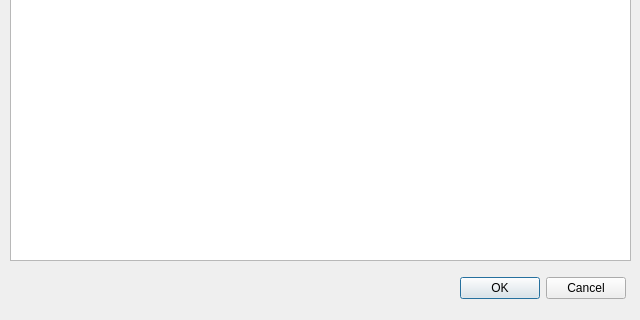
The window that editdialog.ui (ikukishev/figures) describes before a commit, drawn with Qt 5; both pictures show x 0 to 640 and y 160 to 480 of the 640 by 480 pixel window.
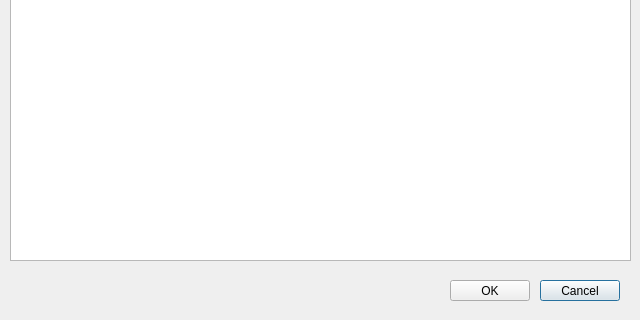
The same window after the commit.

Diff of the .ui file:
```diff
--- a/editdialog.ui
+++ b/editdialog.ui
@@ -28,22 +28,6 @@
   <property name="modal">
    <bool>false</bool>
   </property>
-  <widget class="QDialogButtonBox" name="buttonBox">
-   <property name="geometry">
-    <rect>
-     <x>15</x>
-     <y>432</y>
-     <width>611</width>
-     <height>32</height>
-    </rect>
-   </property>
-   <property name="orientation">
-    <enum>Qt::Horizontal</enum>
-   </property>
-   <property name="standardButtons">
-    <set>QDialogButtonBox::Cancel|QDialogButtonBox::Ok</set>
-   </property>
-  </widget>
   <widget class="QPlainTextEdit" name="plainTextEdit">
    <property name="geometry">
     <rect>
@@ -62,6 +46,32 @@
     <string notr="true">text-indent: 1.5em;</string>
    </property>
   </widget>
+  <widget class="QPushButton" name="pushButton">
+   <property name="geometry">
+    <rect>
+     <x>540</x>
+     <y>440</y>
+     <width>80</width>
+     <height>21</height>
+    </rect>
+   </property>
+   <property name="text">
+    <string>Cancel</string>
+   </property>
+  </widget>
+  <widget class="QPushButton" name="pushButton_2">
+   <property name="geometry">
+    <rect>
+     <x>450</x>
+     <y>440</y>
+     <width>80</width>
+     <height>21</height>
+    </rect>
+   </property>
+   <property name="text">
+    <string>OK</string>
+   </property>
+  </widget>
  </widget>
  <resources/>
  <connections>
```
Left out of the diff: 35 changed lines with no effect on the pictures.
